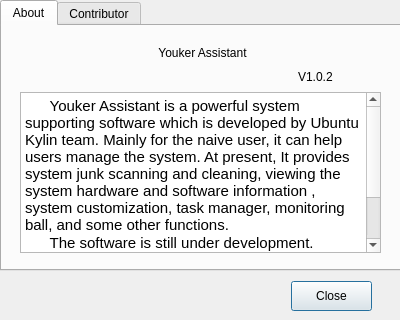
First picture: the form in src/aboutdialog.ui, repository UbuntuKylin/youker-assistant, before the edit.
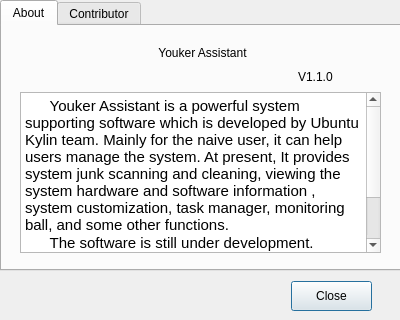
Second picture: the form after the edit. Icons and pictures are not drawn.

Diff of the .ui file:
```diff
--- a/src/aboutdialog.ui
+++ b/src/aboutdialog.ui
@@ -83,7 +83,7 @@
       </rect>
      </property>
      <property name="text">
-      <string>V1.0.2</string>
+      <string>V1.1.0</string>
      </property>
     </widget>
     <widget class="QTextEdit" name="textEdit">
```
